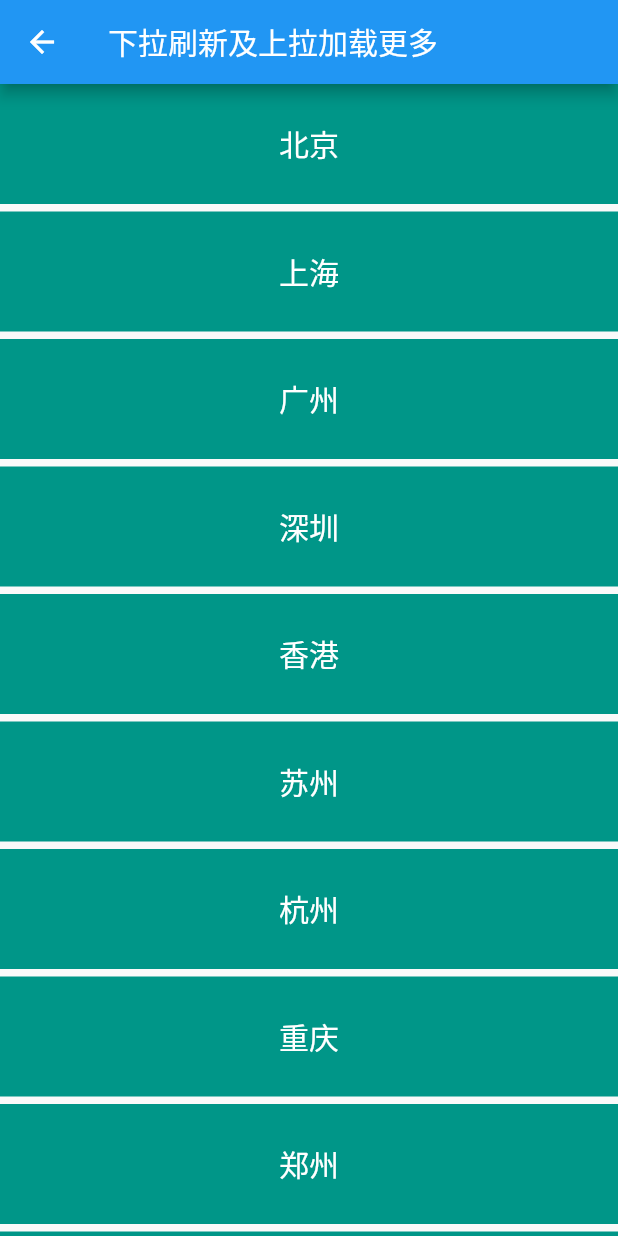
After one commit to helloming86/flutter_demo, a Flutter app: the RefreshPage screen opened by its route, on a phone screen of 412 x 824 dp. The commit adds this screen. Run offline on Flutter 3.47's test engine with Material 2 defaults, Android fonts, the phone set to English and light mode, and no system bars; our stand-ins replace cached_network_image, image_picker, shared_preferences, transparent_image; missing offline and left inert: flutter_color_plugin; accounts and stored records are empty.

Commit message:
[feat]Flutter滚动列表及刷新与加载更多

```diff
--- /dev/null
+++ b/lib/demo/refresh_page.dart
@@ -0,0 +1,100 @@
+import 'package:flutter/cupertino.dart';
+import 'package:flutter/material.dart';
+
+
+List<String> cityNames = [
+  '北京',
+  '上海',
+  '广州',
+  '深圳',
+  '香港',
+  '苏州',
+  '杭州',
+  '重庆',
+  '郑州',
+  '天津',
+  '武汉',
+];
+
+class RefreshPage extends StatefulWidget {
+  _RefreshPageState createState() => _RefreshPageState();
+}
+
+class _RefreshPageState extends State<RefreshPage> {
+  ScrollController _scrollController = ScrollController();
+  @override
+  void initState() {
+    _scrollController.addListener(() {
+      if (_scrollController.position.pixels == _scrollController.position.maxScrollExtent) {
+        _loadData();
+      }
+    });
+    super.initState();
+  }
+
+  @override
+  void dispose() {
+    _scrollController.dispose();
+    super.dispose();
+  }
+  @override
+  Widget build(BuildContext context) {
+    // TODO: implement build
+    return Scaffold(
+      appBar: AppBar(
+        title: Text("下拉刷新及上拉加载更多"),
+        leading: GestureDetector(
+          onTap: () {
+            Navigator.pop(context);
+          },
+          child: Icon(Icons.arrow_back),
+        ),
+      ),
+      body: RefreshIndicator(
+        onRefresh: _handleRefresh,
+        child: ListView(
+          controller: _scrollController,
+          // scrollDirection: Axis.horizontal, 水平方向滚动
+          children: _buildList(),
+        ),
+      ),
+    );
+  }
+
+  Future<Null> _handleRefresh() async {
+    await Future.delayed(Duration(seconds: 2));
+    setState(() {
+      cityNames = cityNames.reversed.toList();
+    });
+    return null;
+  }
+
+  List<Widget> _buildList() {
+    return cityNames.map((city) => _item(city)).toList();
+  }
+
+  Widget _item(String city) {
+    return Container(
+      height: 80,
+      margin: EdgeInsets.only(bottom: 5),
+      alignment: Alignment.center,
+      decoration: BoxDecoration(color: Colors.teal),
+      child: Text(
+        city,
+        style: TextStyle(
+          color: Colors.white,
+          fontSize: 20,
+        ),
+      ),
+    );
+  }
+
+  void _loadData() async {
+    await Future.delayed(Duration(milliseconds: 200));
+    setState(() {
+      List<String> list = List<String>.from(cityNames);
+      list.addAll(cityNames);
+      cityNames = list;
+    });
+  }
+}
```
Also changed, not shown: lib/demo/grid_page.dart (added, +48 -0 lines), lib/demo/list_page.dart (added, +48 -0 lines), lib/demo/list_tile_page.dart (added, +72 -0 lines), lib/main.dart (+12 -0 lines).
